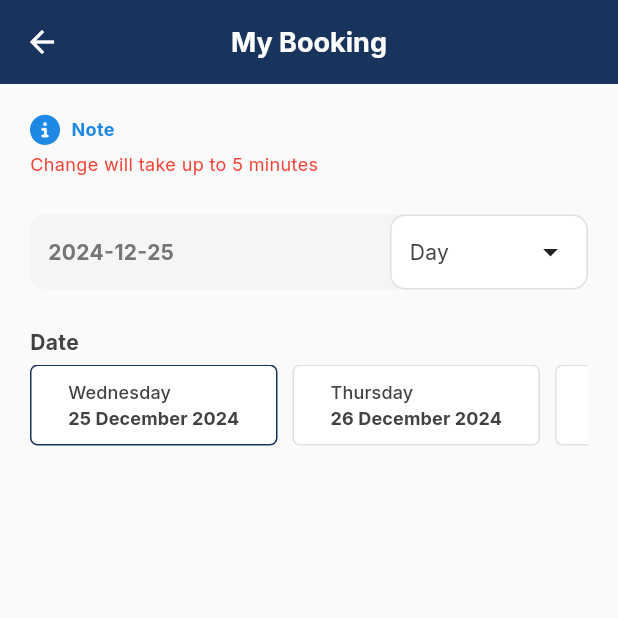
After one commit to iskros03/servenow-mobile, a Flutter app: the MyBooking screen opened by its route, on a phone screen of 412 x 824 dp, the top half of it. The commit adds this screen. Run offline on Flutter 3.47's test engine with Material 3 defaults, Android fonts, the light colour scheme and no system bars; our stand-ins replace flutter_dotenv, flutter_spinkit, font_awesome_flutter, image_picker, permission_handler, shared_preferences; accounts and stored records are empty; network calls fail.

Commit message:
Add Booking Module

```diff
--- a/lib/main.dart
+++ b/lib/main.dart
@@ -1,8 +1,10 @@
 import 'package:flutter/material.dart';
 import 'package:flutter_dotenv/flutter_dotenv.dart';
 import 'package:servenow_mobile/screens/add_service.dart';
+import 'package:servenow_mobile/screens/drag_drop.dart';
 import 'package:servenow_mobile/screens/home.dart';
 import 'package:servenow_mobile/screens/manage_service.dart';
+import 'package:servenow_mobile/screens/my_booking.dart';
 import 'package:servenow_mobile/screens/my_profile.dart';
 import 'package:servenow_mobile/screens/settings.dart';
 import 'package:servenow_mobile/screens/services.dart';
@@ -25,8 +27,9 @@ Future<void> main() async {
       '/services': (context) => const Services(),
       '/add_service': (context) => const AddService(),
       '/manage_service': (context) => const ManageService(),
-
       '/task_prefences': (context) => const TaskPreferences(),
+      '/my_booking': (context) => const MyBooking(),
+      '/drag_drop_booking': (context) =>  DragDrop(),
     }
   ));
 }
--- /dev/null
+++ b/lib/screens/my_booking.dart
@@ -0,0 +1,256 @@
+import 'package:flutter/material.dart';
+import 'package:font_awesome_flutter/font_awesome_flutter.dart';
+import 'package:intl/intl.dart';
+import 'package:servenow_mobile/widgets/custom_dropdown_menu.dart';
+
+class MyBooking extends StatefulWidget {
+  const MyBooking({super.key});
+
+  @override
+  State<MyBooking> createState() => _MyBookingState();
+}
+
+class _MyBookingState extends State<MyBooking> {
+  final List<String> viewType = ['Day', 'Month', 'List'];
+  String? viewTypeTitle;
+  String selectedDate = DateFormat('yyyy-MM-dd').format(DateTime.now());
+
+  @override
+  void initState() {
+    super.initState();
+    _getTimeSlot(selectedDate);
+  }
+
+  void _getTimeSlot(String date) {
+    // Implement your logic to fetch time slots here
+  }
+
+  @override
+  Widget build(BuildContext context) {
+    return Scaffold(
+      backgroundColor: Colors.grey[50],
+      appBar: AppBar(
+        backgroundColor: const Color.fromRGBO(24, 52, 92, 1),
+        centerTitle: true,
+        title: const Text(
+          'My Booking',
+          style: TextStyle(
+            color: Colors.white,
+            fontFamily: 'Inter',
+            fontSize: 18,
+            fontWeight: FontWeight.bold,
+          ),
+        ),
+        leading: IconButton(
+          icon: const Icon(Icons.arrow_back, color: Colors.white),
+          onPressed: () => Navigator.pop(context),
+        ),
+      ),
+      body: Padding(
+        padding: const EdgeInsets.symmetric(horizontal: 20, vertical: 20),
+        child: Column(
+          crossAxisAlignment: CrossAxisAlignment.start,
+          children: [
+            const BookingNote(),
+            const SizedBox(height: 25),
+            _buildDateSelector(),
+            const SizedBox(height: 25),
+            Text(
+              'Date',
+              style: TextStyle(
+                fontSize: 14,
+                fontWeight: FontWeight.bold,
+                fontFamily: 'Inter',
+                color: Colors.grey[800],
+              ),
+            ),
+            const SizedBox(height: 5),
+            WeekButtons(
+              initialDate: selectedDate,
+              onDateSelected: (date) {
+                setState(() {
+                  selectedDate = date;
+                });
+                _getTimeSlot(date);
+              },
+            ),
+            const SizedBox(height: 25),
+          ],
+        ),
+      ),
+    );
+  }
+
+  Widget _buildDateSelector() {
+    return Container(
+      decoration: BoxDecoration(
+        color: Colors.grey[100],
+        borderRadius: BorderRadius.circular(10),
+      ),
+      child: Row(
+        children: [
+          Padding(
+            padding: const EdgeInsets.all(12),
+            child: Text(
+              selectedDate,
+              style: TextStyle(
+                fontSize: 14,
+                fontFamily: 'Inter',
+                fontWeight: FontWeight.bold,
+                color: Colors.grey[600],
+              ),
+            ),
+          ),
+          const Spacer(),
+          Expanded(
+            child: CustomDropdownMenu(
+              items: viewType,
+              titleSelect: 'Select View Type',
+              titleValue: viewTypeTitle ?? 'Day',
+              onSelected: (selectedValue) {
+                setState(() {
+                  viewTypeTitle = selectedValue;
+                });
+              },
+            ),
+          ),
+        ],
+      ),
+    );
+  }
+}
+
+class BookingNote extends StatelessWidget {
+  const BookingNote({
+    super.key,
+  });
+
+  @override
+  Widget build(BuildContext context) {
+    return Column(
+      crossAxisAlignment: CrossAxisAlignment.start,
+      children: [
+        Row(
+          children: [
+            FaIcon(
+              FontAwesomeIcons.circleInfo,
+              color: Colors.blue[600],
+              size: 20,
+            ),
+            const SizedBox(width: 7.5),
+            Text(
+              'Note',
+              style: TextStyle(
+                color: Colors.blue[600],
+                fontFamily: 'Inter',
+                fontWeight: FontWeight.bold,
+                fontSize: 12,
+              ),
+            ),
+          ],
+        ),
+        const SizedBox(height: 5),
+        const Text(
+          'Change will take up to 5 minutes',
+          style: TextStyle(
+            color: Colors.red,
+            fontFamily: 'Inter',
+            fontSize: 12,
+          ),
+        ),
+      ],
+    );
+  }
+}
+
+class WeekButtons extends StatefulWidget {
+  final Function(String) onDateSelected;
+  final String initialDate;
+
+  const WeekButtons({
+    super.key,
+    required this.onDateSelected,
+    required this.initialDate,
+  });
+
+  @override
+  WeekButtonsState createState() => WeekButtonsState();
+}
+
+class WeekButtonsState extends State<WeekButtons> {
+  late String selectedDate;
+
+  @override
+  void initState() {
+    super.initState();
+    selectedDate = widget.initialDate;
+  }
+
+  @override
+  Widget build(BuildContext context) {
+    List<DateTime> weekDates =
+        List.generate(7, (index) => DateTime.now().add(Duration(days: index)));
+
+    return SingleChildScrollView(
+      scrollDirection: Axis.horizontal,
+      child: Row(
+        children: weekDates.map((date) {
+          String dayMonthYearLabel = DateFormat('d MMMM yyyy').format(date);
+          String dayNameLabel = DateFormat('EEEE').format(date);
+          String formattedDate = DateFormat('yyyy-MM-dd').format(date);
+          bool isSelected = formattedDate == selectedDate;
+
+          return Padding(
+            padding: const EdgeInsets.only(right: 10.0),
+            child: SizedBox(
+              width: 165,
+              child: ElevatedButton(
+                style: ElevatedButton.styleFrom(
+                  backgroundColor: Colors.white,
+                  shape: RoundedRectangleBorder(
+                    borderRadius: BorderRadius.circular(5),
+                    side: BorderSide(
+                      color: isSelected
+                          ? const Color.fromRGBO(24, 52, 92, 1)
+                          : Colors.grey.shade300,
+                      width: 1,
+                    ),
+                  ),
+                  padding:
+                      const EdgeInsets.symmetric(horizontal: 20, vertical: 10),
+                  elevation: 0,
+                ),
+                onPressed: () {
+                  setState(() {
+                    selectedDate = formattedDate;
+                  });
+                  widget.onDateSelected(formattedDate);
+                },
+                child: Column(
+                  crossAxisAlignment: CrossAxisAlignment.start,
+                  children: [
+                    Text(dayNameLabel,
+                        style: TextStyle(
+                          fontFamily: 'Inter',
+                          fontSize: 12,
+                          color: Colors.grey[800],
+                        )),
+                    Text(
+                      dayMonthYearLabel,
+                      style: TextStyle(
+                        fontFamily: 'Inter',
+                        fontSize: 12,
+                        fontWeight: FontWeight.bold,
+                        color: Colors.grey[800],
+                      ),
+                    ),
+                  ],
+                ),
+              ),
+            ),
+          );
+        }).toList(),
+      ),
+    );
+  }
+}
```
Also changed, not shown: lib/screens/dashboard.dart (+39 -0 lines), lib/screens/drag_drop.dart (added, +181 -0 lines), lib/screens/task_preferences.dart (+2 -7 lines), 1 other file.
